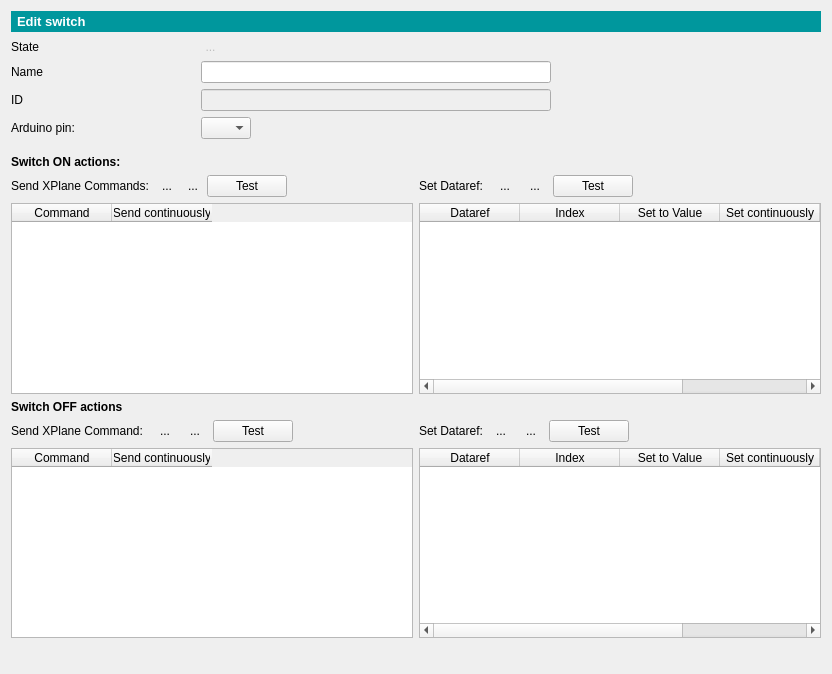
First picture: the form in gui/rotencoderEditForm.ui, repository leleopard/pyXPArduino, before the edit.
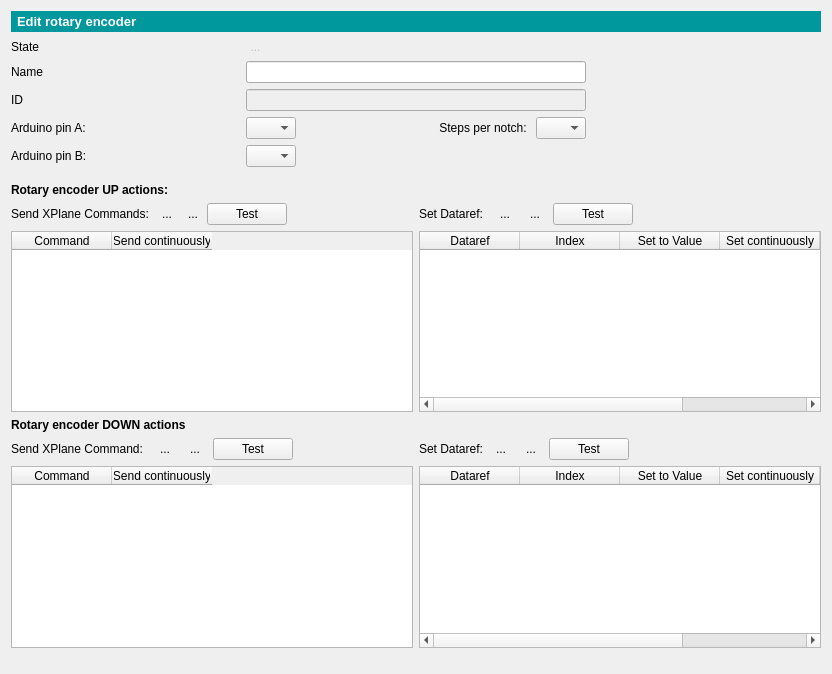
Second picture: the form after the edit. Icons and pictures are not drawn.

Commit message: rot encoder changes finished for testing on cockpit

Diff of the .ui file:
```diff
--- a/gui/rotencoderEditForm.ui
+++ b/gui/rotencoderEditForm.ui
@@ -1,7 +1,7 @@
 <?xml version="1.0" encoding="UTF-8"?>
 <ui version="4.0">
- <class>switchEditForm</class>
- <widget class="QWidget" name="switchEditForm">
+ <class>rotencoderEditForm</class>
+ <widget class="QWidget" name="rotencoderEditForm">
   <property name="geometry">
    <rect>
     <x>0</x>
@@ -39,7 +39,7 @@
 </string>
      </property>
      <property name="text">
-      <string>Edit switch</string>
+      <string>Edit rotary encoder</string>
      </property>
     </widget>
    </item>
@@ -50,7 +50,7 @@
      </property>
     </widget>
    </item>
-   <item row="6" column="0">
+   <item row="8" column="0">
     <spacer name="verticalSpacer_2">
      <property name="orientation">
       <enum>Qt::Vertical</enum>
@@ -73,34 +73,6 @@
      </property>
     </widget>
    </item>
-   <item row="7" column="0">
-    <widget class="QLabel" name="label_9">
-     <property name="font">
-      <font>
-       <pointsize>9</pointsize>
-       <weight>75</weight>
-       <bold>true</bold>
-      </font>
-     </property>
-     <property name="text">
-      <string>Switch ON actions:</string>
-     </property>
-    </widget>
-   </item>
-   <item row="9" column="0">
-    <widget class="QLabel" name="label_15">
-     <property name="font">
-      <font>
-       <pointsize>9</pointsize>
-       <weight>75</weight>
-       <bold>true</bold>
-      </font>
-     </property>
-     <property name="text">
-      <string>Switch OFF actions</string>
-     </property>
-    </widget>
-   </item>
    <item row="3" column="0">
     <widget class="QLabel" name="label_3">
      <property name="sizePolicy">
@@ -117,28 +89,43 @@
      </property>
     </widget>
    </item>
+   <item row="11" column="0">
+    <widget class="QLabel" name="label_15">
+     <property name="font">
+      <font>
+       <pointsize>9</pointsize>
+       <weight>75</weight>
+       <bold>true</bold>
+      </font>
+     </property>
+     <property name="text">
+      <string>Rotary encoder DOWN actions</string>
+     </property>
+    </widget>
+   </item>
    <item row="5" column="0">
     <widget class="QLabel" name="label_18">
      <property name="text">
-      <string>Arduino pin:</string>
+      <string>Arduino pin A:</string>
      </property>
     </widget>
    </item>
-   <item row="12" column="0">
-    <spacer name="verticalSpacer">
-     <property name="orientation">
-      <enum>Qt::Vertical</enum>
+   <item row="9" column="0">
+    <widget class="QLabel" name="label_9">
+     <property name="font">
+      <font>
+       <pointsize>9</pointsize>
+       <weight>75</weight>
+       <bold>true</bold>
+      </font>
      </property>
-     <property name="sizeHint" stdset="0">
-      <size>
-       <width>20</width>
-       <height>26</height>
-      </size>
+     <property name="text">
+      <string>Rotary encoder UP actions:</string>
      </property>
-    </spacer>
+    </widget>
    </item>
    <item row="5" column="1">
-    <widget class="QComboBox" name="PIN_comboBox">
+    <widget class="QComboBox" name="PINA_comboBox">
      <property name="maximumSize">
       <size>
        <width>50</width>
@@ -147,10 +134,23 @@
      </property>
     </widget>
    </item>
-   <item row="8" column="0" colspan="5">
+   <item row="14" column="0">
+    <spacer name="verticalSpacer">
+     <property name="orientation">
+      <enum>Qt::Vertical</enum>
+     </property>
+     <property name="sizeHint" stdset="0">
+      <size>
+       <width>20</width>
+       <height>26</height>
+      </size>
+     </property>
+    </spacer>
+   </item>
+   <item row="10" column="0" colspan="5">
     <layout class="QGridLayout" name="gridLayout_3">
      <item row="4" column="1">
-      <widget class="QTableWidget" name="SWON_CMDS_TABLE">
+      <widget class="QTableWidget" name="UP_CMDS_TABLE">
        <property name="minimumSize">
         <size>
          <width>0</width>
@@ -170,7 +170,7 @@
       </widget>
      </item>
      <item row="4" column="4">
-      <widget class="QTableWidget" name="SWON_DREFS_TABLE">
+      <widget class="QTableWidget" name="UP_DREFS_TABLE">
        <column>
         <property name="text">
          <string>Dataref</string>
@@ -222,7 +222,7 @@
         </widget>
        </item>
        <item>
-        <widget class="QToolButton" name="SWON_ADDCMD_BTN">
+        <widget class="QToolButton" name="UP_ADDCMD_BTN">
          <property name="text">
           <string>...</string>
          </property>
@@ -237,7 +237,7 @@
         </widget>
        </item>
        <item>
-        <widget class="QToolButton" name="SWON_RMCMD_BTN">
+        <widget class="QToolButton" name="UP_RMCMD_BTN">
          <property name="text">
           <string>...</string>
          </property>
@@ -251,7 +251,7 @@
         </widget>
        </item>
        <item>
-        <widget class="QPushButton" name="testSWON_CMDS_button">
+        <widget class="QPushButton" name="testUP_CMDS_button">
          <property name="text">
           <string>Test</string>
          </property>
@@ -282,7 +282,7 @@
         </widget>
        </item>
        <item>
-        <widget class="QToolButton" name="SWON_ADDDREF_BTN">
+        <widget class="QToolButton" name="UP_ADDDREF_BTN">
          <property name="text">
           <string>...</string>
          </property>
@@ -296,7 +296,7 @@
         </widget>
        </item>
        <item>
-        <widget class="QToolButton" name="SWON_RMDREF_BTN">
+        <widget class="QToolButton" name="UP_RMDREF_BTN">
          <property name="text">
           <string>...</string>
          </property>
@@ -310,7 +310,7 @@
         </widget>
        </item>
        <item>
-        <widget class="QPushButton" name="testSWON_DREFS_button">
+        <widget class="QPushButton" name="testUPON_DREFS_button">
          <property name="text">
           <string>Test</string>
          </property>
@@ -333,10 +333,10 @@
      </item>
     </layout>
    </item>
-   <item row="10" column="0" colspan="5">
+   <item row="12" column="0" colspan="5">
     <layout class="QGridLayout" name="gridLayout_4">
      <item row="6" column="0">
-      <widget class="QTableWidget" name="SWOFF_CMDS_TABLE">
+      <widget class="QTableWidget" name="DOWN_CMDS_TABLE">
        <column>
         <property name="text">
          <string>Command</string>
@@ -350,7 +350,7 @@
       </widget>
      </item>
      <item row="6" column="1">
-      <widget class="QTableWidget" name="SWOFF_DREFS_TABLE">
+      <widget class="QTableWidget" name="DOWN_DREFS_TABLE">
        <column>
         <property name="text">
          <string>Dataref</string>
@@ -393,7 +393,7 @@
         </widget>
        </item>
        <item>
-        <widget class="QToolButton" name="SWOFF_ADDCMD_BTN">
+        <widget class="QToolButton" name="DOWN_ADDCMD_BTN">
          <property name="text">
           <string>...</string>
          </property>
@@ -408,7 +408,7 @@
         </widget>
        </item>
        <item>
-        <widget class="QToolButton" name="SWOFF_RMCMD_BTN">
+        <widget class="QToolButton" name="DOWN_RMCMD_BTN">
          <property name="text">
           <string>...</string>
          </property>
@@ -423,7 +423,7 @@
         </widget>
        </item>
        <item>
-        <widget class="QPushButton" name="testSWOFF_CMDS_button">
+        <widget class="QPushButton" name="testDOWN_CMDS_button">
          <property name="text">
           <string>Test</string>
          </property>
@@ -454,7 +454,7 @@
         </widget>
        </item>
        <item>
-        <widget class="QToolButton" name="SWOFF_ADDDREF_BTN">
+        <widget class="QToolButton" name="DOWN_ADDDREF_BTN">
          <property name="text">
           <string>...</string>
          </property>
@@ -469,7 +469,7 @@
         </widget>
        </item>
        <item>
-        <widget class="QToolButton" name="SWOFF_RMDREF_BTN">
+        <widget class="QToolButton" name="DOWN_RMDREF_BTN">
          <property name="text">
           <string>...</string>
          </property>
@@ -484,7 +484,7 @@
         </widget>
        </item>
        <item>
-        <widget class="QPushButton" name="testSWOFF_DREFS_button">
+        <widget class="QPushButton" name="testDOWN_DREFS_button">
          <property name="text">
           <string>Test</string>
          </property>
@@ -523,28 +523,6 @@
      </property>
     </widget>
    </item>
-   <item row="4" column="1" colspan="3">
-    <widget class="QLineEdit" name="IDlineEdit">
-     <property name="enabled">
-      <bool>false</bool>
-     </property>
-     <property name="minimumSize">
-      <size>
-       <width>250</width>
-       <height>0</height>
-      </size>
-     </property>
-     <property name="maximumSize">
-      <size>
-       <width>350</width>
-       <height>16777215</height>
-      </size>
-     </property>
-     <property name="readOnly">
-      <bool>true</bool>
-     </property>
-    </widget>
-   </item>
    <item row="1" column="1">
     <widget class="QToolButton" name="switchStateButton">
      <property name="enabled">
@@ -581,6 +559,65 @@
      </property>
     </widget>
    </item>
+   <item row="4" column="1" colspan="3">
+    <widget class="QLineEdit" name="IDlineEdit">
+     <property name="enabled">
+      <bool>false</bool>
+     </property>
+     <property name="minimumSize">
+      <size>
+       <width>250</width>
+       <height>0</height>
+      </size>
+     </property>
+     <property name="maximumSize">
+      <size>
+       <width>350</width>
+       <height>16777215</height>
+      </size>
+     </property>
+     <property name="readOnly">
+      <bool>true</bool>
+     </property>
+    </widget>
+   </item>
+   <item row="7" column="1">
+    <widget class="QComboBox" name="PINB_comboBox">
+     <property name="maximumSize">
+      <size>
+       <width>50</width>
+       <height>16777215</height>
+      </size>
+     </property>
+    </widget>
+   </item>
+   <item row="7" column="0">
+    <widget class="QLabel" name="label">
+     <property name="text">
+      <string>Arduino pin B:</string>
+     </property>
+    </widget>
+   </item>
+   <item row="5" column="3">
+    <widget class="QComboBox" name="steps_comboBox">
+     <property name="maximumSize">
+      <size>
+       <width>50</width>
+       <height>16777215</height>
+      </size>
+     </property>
+    </widget>
+   </item>
+   <item row="5" column="2">
+    <widget class="QLabel" name="label_2">
+     <property name="text">
+      <string>Steps per notch: </string>
+     </property>
+     <property name="alignment">
+      <set>Qt::AlignRight|Qt::AlignTrailing|Qt::AlignVCenter</set>
+     </property>
+    </widget>
+   </item>
   </layout>
  </widget>
  <resources>
```
Left out of the diff: 218 changed lines with no effect on the pictures. The commit also changes 12 other files.
